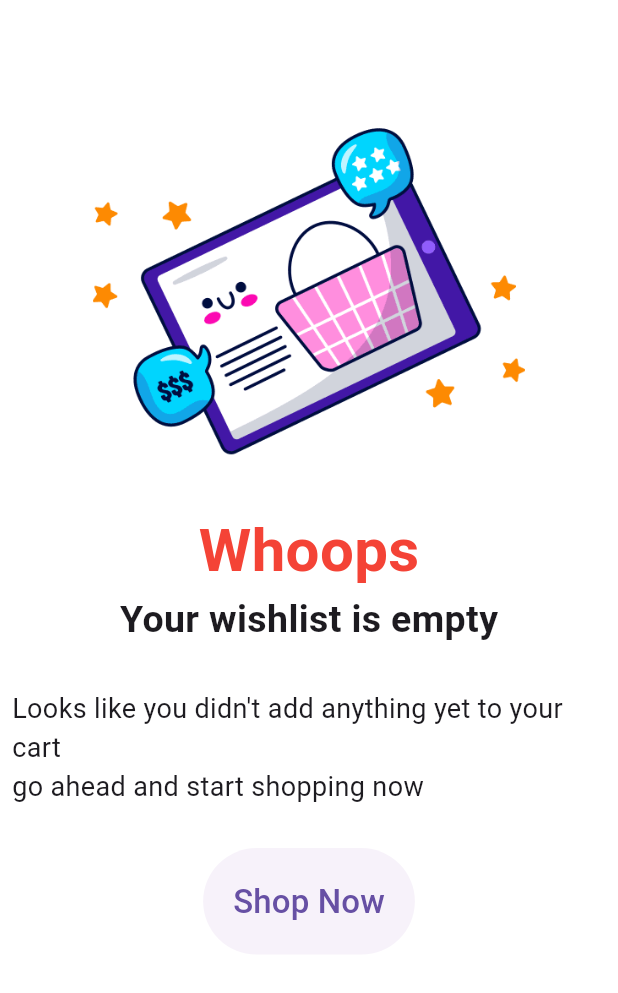
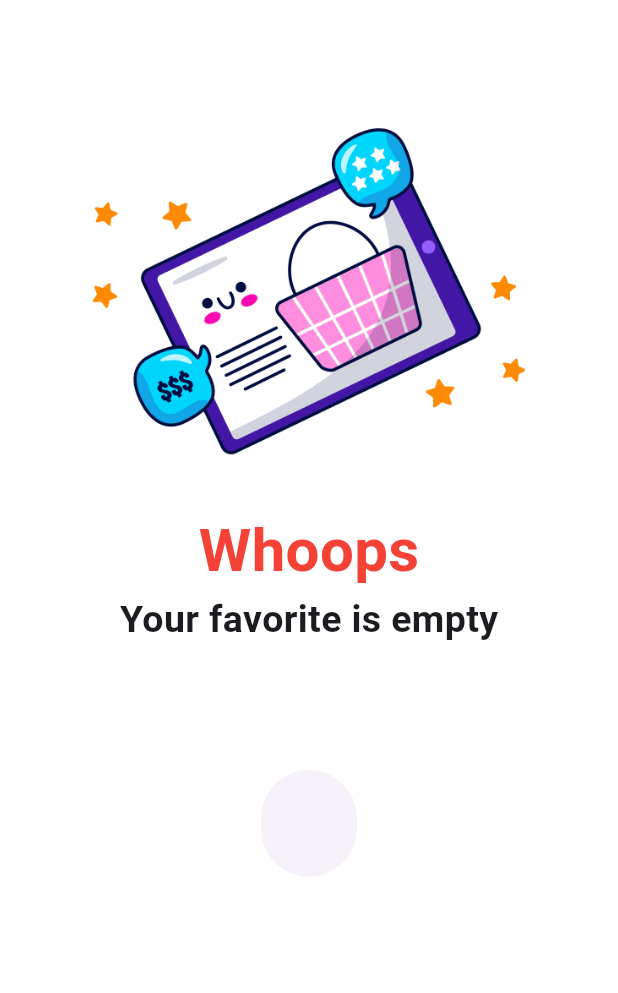
Before and after one commit to mdsrkhnafd/food_app, a Flutter app: the FavoriteScreen screen opened by its route, on a phone screen of 412 x 824 dp. Shown: the top 993 px of the screen. Run offline on Flutter 3.47's test engine with Material 3 defaults, Android fonts, the phone set to English and light mode, and no system bars; our stand-ins replace cloud_firestore, fancy_shimmer_image, firebase_auth, firebase_core, firebase_storage, flutter_iconly and 6 more; missing offline and left inert: dynamic_height_grid_view; accounts and stored records are empty.

Commit message:
add or remove wishlist

```diff
--- a/lib/main.dart
+++ b/lib/main.dart
@@ -49,6 +49,9 @@ class MyApp extends StatelessWidget {
         ChangeNotifierProvider(
           create: (_) => MealProvider(),
         ),
+        ChangeNotifierProvider(
+          create: (_) => MealProvider(),
+        ),
 
       ],
       child: Consumer<ThemeProvider>(
--- a/lib/providers/product_provider.dart
+++ b/lib/providers/product_provider.dart
@@ -22,6 +22,7 @@ class ProductsProvider with ChangeNotifier {
         .toList();
     return categoryList;
   }
+
 
   List<ProductModel> searchQuery(
       {required String searchText, required List<ProductModel> passedList}) {
--- a/lib/providers/wishlist_provider.dart
+++ b/lib/providers/wishlist_provider.dart
@@ -90,6 +90,7 @@ class WishlistProvider with ChangeNotifier {
       });
       _wishlistItems.remove(productId);
       Fluttertoast.showToast(msg: "Item has been removed");
+      notifyListeners();
     } catch (e) {
       rethrow;
     }
@@ -104,6 +105,7 @@ class WishlistProvider with ChangeNotifier {
     } catch (e) {
       rethrow;
     }
+    notifyListeners();
   }
 
   /// Local
--- a/lib/screens/favorite_screen.dart
+++ b/lib/screens/favorite_screen.dart
@@ -26,10 +26,10 @@ class FavoriteScreen extends StatelessWidget {
         ? Scaffold(
       body: EmptyBagWidget(
         imagePath: AssetsManager.shoppingBasket,
-        title: "Your wishlist is empty",
+        title: "Your favorite is empty",
         subtitle:
-        'Looks like you didn\'t add anything yet to your cart \ngo ahead and start shopping now',
-        buttonText: "Shop Now",
+        '',
+        buttonText: "",
       ),
     )
         : Scaffold(
```
Also changed, not shown: lib/screens/auth/login_screen.dart (+8 -8 lines), lib/screens/home_screen.dart (+9 -9 lines), 1 other file.
